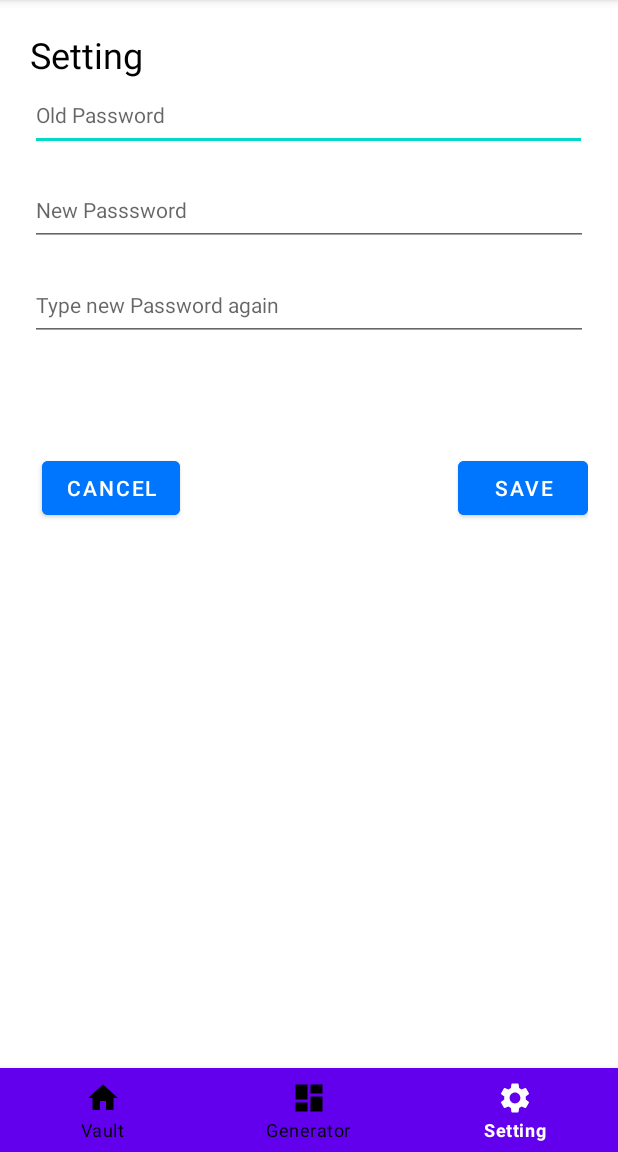
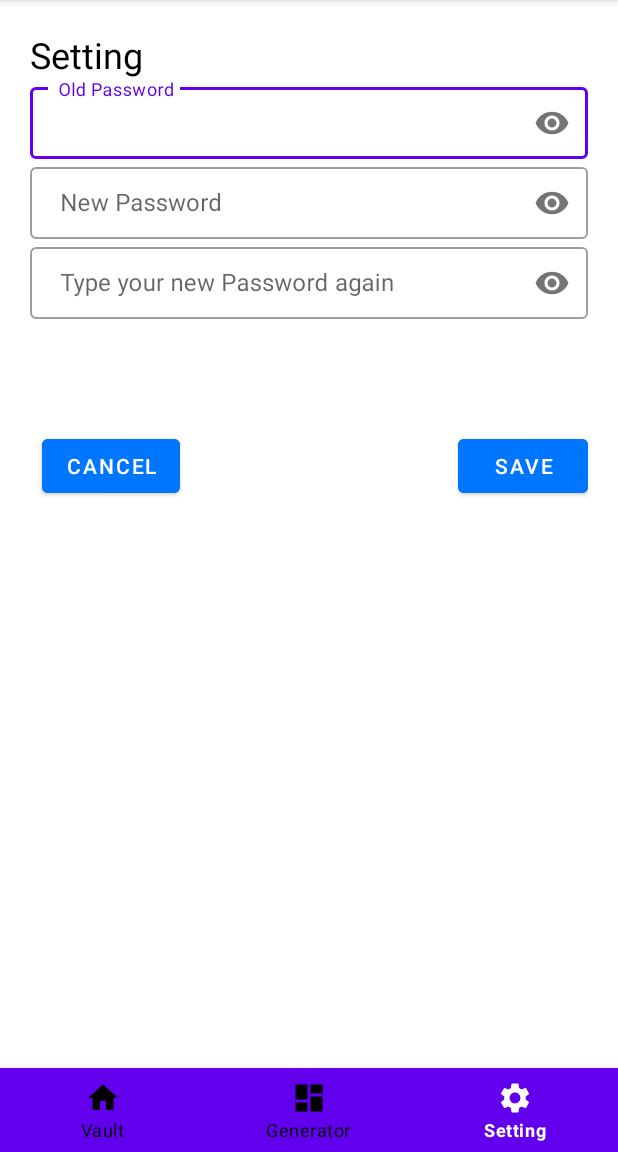
Before and after one commit to novisadvenis/safeshake, an Android app: the Setting screen opened directly, with no data from a screen before it, on a phone screen of 412 x 824 dp, the part 84-1236 px from its top. Run offline under Robolectric (Android 15) with nearby library versions, the phone set to English and light mode, and no system bars; 1 statement that could not run was skipped.

Commit message:
setting input field changed

```diff
--- a/app/src/main/java/com/safeshake3/activity/Setting.java
+++ b/app/src/main/java/com/safeshake3/activity/Setting.java
@@ -26,7 +26,7 @@ public class Setting extends ParentActivity {
         EditText oldPassword = (EditText) findViewById(R.id.setting_oldPassword);
         AppPassword appPassword = AppPassword.findById(AppPassword.class, 1);
         Button cancelBtn = (Button) findViewById(R.id.setting_cancelBtn);
-        Button saveBtn = (Button) findViewById(R.id.vault_AddBtn);
+        Button saveBtn = (Button) findViewById(R.id.setting_AddBtn);
         EditText pass1 = (EditText) findViewById(R.id.setting_newPassword);
         EditText pass2 = (EditText) findViewById(R.id.setting_newPassword2);
 
--- a/app/src/main/res/layout/activity_password.xml
+++ b/app/src/main/res/layout/activity_password.xml
@@ -73,21 +73,13 @@
             android:layout_height="50dp"
             android:orientation="horizontal">
 
-            <TextView
-                android:id="@+id/passwordDetails_password_label"
+            <com.google.android.material.textfield.TextInputLayout
+                style="@style/Widget.MaterialComponents.TextInputLayout.OutlinedBox"
                 android:layout_width="match_parent"
-                android:layout_height="match_parent"
-                android:layout_weight="1"
-                android:text="Password" />
-
-            <com.google.android.material.textfield.TextInputLayout
-                android:layout_width="match_parent"
-                android:layout_height="match_parent"
+                android:layout_height="wrap_content"
                 android:layout_weight="1"
                 app:passwordToggleDrawable="@drawable/password_eye"
-                app:passwordToggleEnabled="true"
-                style="@style/Widget.MaterialComponents.TextInputLayout.OutlinedBox"
-                >
+                app:passwordToggleEnabled="true">
 
                 <com.google.android.material.textfield.TextInputEditText
                     android:id="@+id/passwordDetails_password_value"
@@ -95,6 +87,7 @@
                     android:layout_height="match_parent"
                     android:hint="Password"
                     android:inputType="textPassword"
+                    android:padding="10dp"
                     android:textColorHighlight="#0076FF"
                     tools:paddingBottom="20dp" />
             </com.google.android.material.textfield.TextInputLayout>
--- a/app/src/main/res/layout/activity_setting.xml
+++ b/app/src/main/res/layout/activity_setting.xml
@@ -24,39 +24,60 @@
             android:textSize="24sp"
             tools:paddingBottom="10dp" />
 
-        <EditText
-            android:id="@+id/setting_oldPassword"
-            android:layout_width="371dp"
-            android:layout_height="48dp"
-            android:layout_marginStart="0dp"
-            android:layout_marginEnd="15dp"
-            android:layout_marginBottom="15dp"
-            android:ems="10"
-            android:hint="Old Password"
-            android:inputType="textPassword"
-            android:textAppearance="@style/TextAppearance.AppCompat.Body1"
-            android:textColor="#C7CDD3" />
 
-        <EditText
-            android:id="@+id/setting_newPassword"
+        <com.google.android.material.textfield.TextInputLayout
+            style="@style/Widget.MaterialComponents.TextInputLayout.OutlinedBox"
             android:layout_width="match_parent"
-            android:layout_height="48dp"
-            android:layout_marginBottom="15dp"
-            android:ems="10"
-            android:hint="New Passsword"
-            android:inputType="textWebPassword"
-            android:textAppearance="@style/TextAppearance.AppCompat.Body1"
-            android:textColor="#C7CDD3" />
+            android:layout_height="wrap_content"
+            app:passwordToggleDrawable="@drawable/password_eye"
+            app:passwordToggleEnabled="true">
 
-        <EditText
-            android:id="@+id/setting_newPassword2"
+            <com.google.android.material.textfield.TextInputEditText
+                android:id="@+id/setting_oldPassword"
+                android:layout_width="match_parent"
+                android:layout_height="match_parent"
+                android:hint=" Old Password"
+                android:inputType="textPassword"
+                android:padding="10dp"
+                android:textColorHighlight="#0076FF"
+                tools:paddingBottom="20dp" />
+        </com.google.android.material.textfield.TextInputLayout>
+
+        <com.google.android.material.textfield.TextInputLayout
+            style="@style/Widget.MaterialComponents.TextInputLayout.OutlinedBox"
             android:layout_width="match_parent"
-            android:layout_height="48dp"
-            android:ems="10"
-            android:hint="Type new Password again"
-            android:inputType="textPassword"
-            android:textAppearance="@style/TextAppearance.AppCompat.Body1"
-            android:textColor="#C7CDD3" />
+            android:layout_height="wrap_content"
+            app:passwordToggleDrawable="@drawable/password_eye"
+            app:passwordToggleEnabled="true">
+
+            <com.google.android.material.textfield.TextInputEditText
+                android:id="@+id/setting_newPassword"
+                android:layout_width="match_parent"
+                android:layout_height="match_parent"
+                android:hint=" New Password"
+                android:inputType="textPassword"
+                android:padding="10dp"
+                android:textColorHighlight="#0076FF"
+                tools:paddingBottom="20dp" />
+        </com.google.android.material.textfield.TextInputLayout>
+
+        <com.google.android.material.textfield.TextInputLayout
+            style="@style/Widget.MaterialComponents.TextInputLayout.OutlinedBox"
+            android:layout_width="match_parent"
+            android:layout_height="wrap_content"
+            app:passwordToggleDrawable="@drawable/password_eye"
+            app:passwordToggleEnabled="true">
+
+            <com.google.android.material.textfield.TextInputEditText
+                android:id="@+id/setting_newPassword2"
+                android:layout_width="match_parent"
+                android:layout_height="match_parent"
+                android:hint=" Type your new Password again"
+                android:inputType="textPassword"
+                android:padding="10dp"
+                android:textColorHighlight="#0076FF"
+                tools:paddingBottom="20dp" />
+        </com.google.android.material.textfield.TextInputLayout>
 
         <Space
             android:layout_width="match_parent"
```
